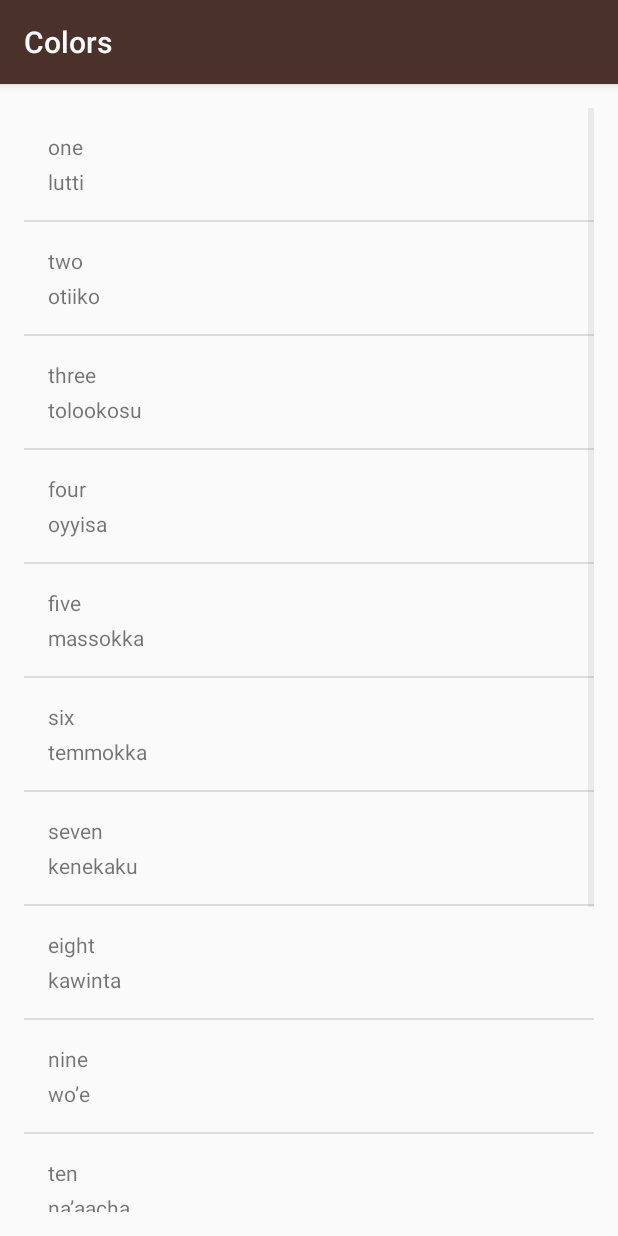
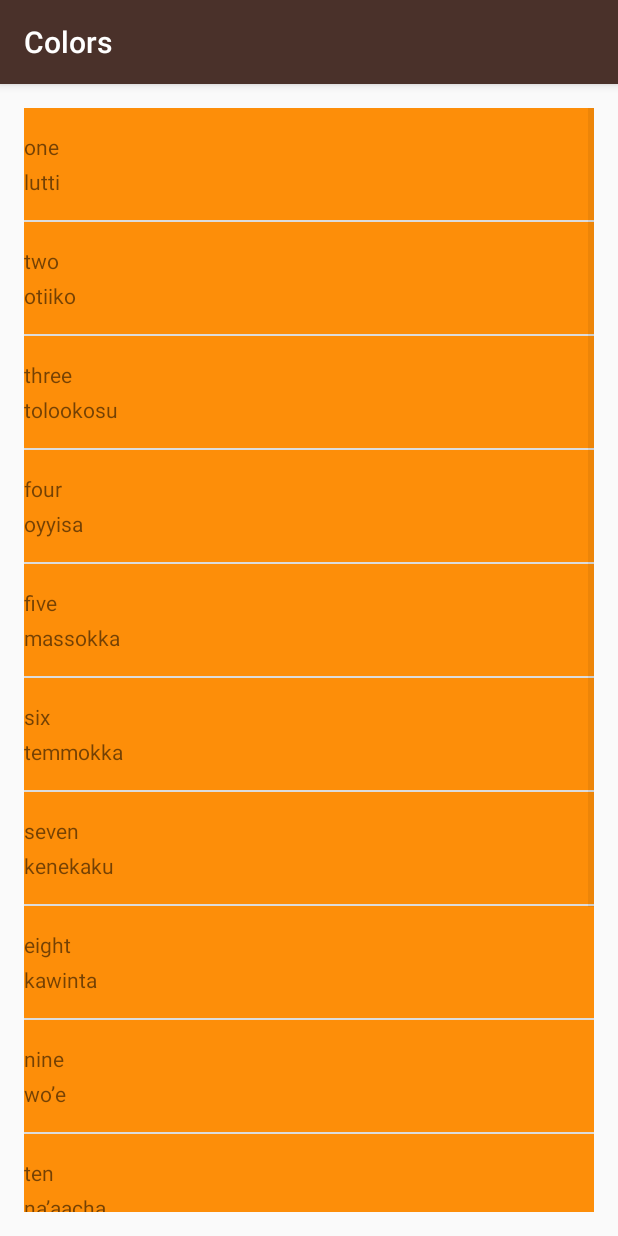
Before and after one commit to rijuldhir/TranslateIt, an Android app: the ColorsActivity screen opened directly, with no data from a screen before it, on a phone screen of 412 x 824 dp. Run offline under Robolectric (Android 15) with nearby library versions, the phone set to English and light mode, and no system bars.

Commit message:
changed color

```diff
--- a/app/src/main/res/layout/activity_numbers.xml
+++ b/app/src/main/res/layout/activity_numbers.xml
@@ -5,8 +5,4 @@
     android:orientation="vertical"
     android:layout_width="match_parent"
     android:layout_height="match_parent"
-    android:paddingBottom="@dimen/activity_vertical_margin"
-    android:paddingLeft="@dimen/activity_horizontal_margin"
-    android:paddingRight="@dimen/activity_horizontal_margin"
-    android:paddingTop="@dimen/activity_vertical_margin"
     tools:context="com.example.android.miwok.NumbersActivity"/>
--- a/app/src/main/res/layout/list_item.xml
+++ b/app/src/main/res/layout/list_item.xml
@@ -3,8 +3,10 @@
     xmlns:tools="http://schemas.android.com/tools"
     android:orientation="horizontal" android:layout_width="match_parent"
     android:layout_height="match_parent"
-    android:paddingLeft="16dp"
+    android:layout_marginLeft="16dp"
     android:paddingBottom="16dp"
+    android:backgroundTint="@color/category_numbers"
+    android:background="@color/category_numbers"
     >
 
     <ImageView
@@ -13,7 +15,7 @@
         android:id="@+id/image1"
         android:paddingTop="16dp"
         android:paddingRight="16dp"
-        android:src="@mipmap/ic_launcher"
+
         />
     <LinearLayout
         android:layout_width="wrap_content"
```
